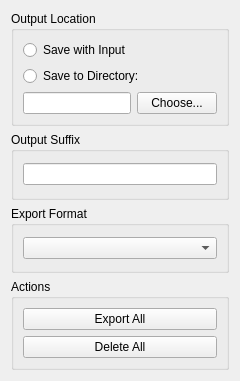
Before: the Qt Designer form ilastik/applets/batchIo/batchIoDrawer.ui in ilastik/ilastik, drawn with Qt 5.
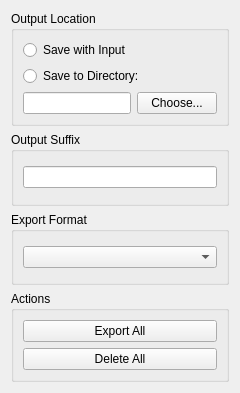
After: the same form once the commit is applied.

The edit to the form file:
```diff
--- a/ilastik/applets/batchIo/batchIoDrawer.ui
+++ b/ilastik/applets/batchIo/batchIoDrawer.ui
@@ -7,7 +7,7 @@
     <x>0</x>
     <y>0</y>
     <width>240</width>
-    <height>381</height>
+    <height>393</height>
    </rect>
   </property>
   <property name="windowTitle">
```
Left out of the diff: 30 changed lines with no effect on the pictures.
